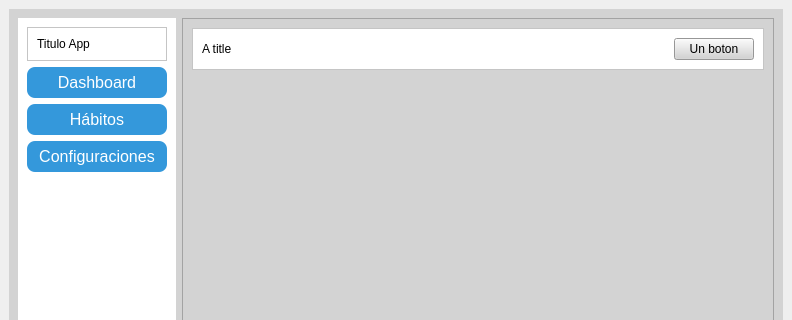
judajaavAlt/PI2, file infraestructure/ui/main_view.ui: the form before one commit; both pictures show x 0 to 792 and y 0 to 320 of the 792 by 584 pixel window.
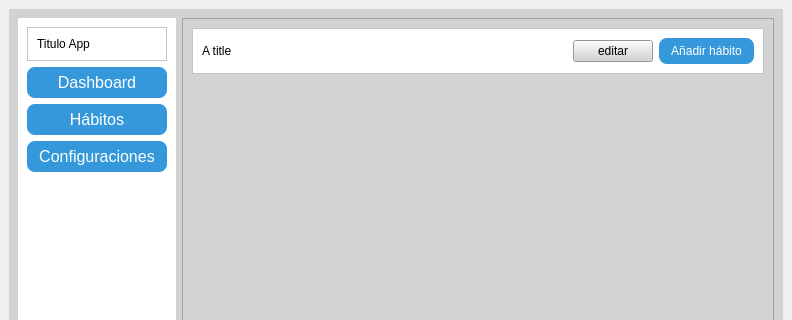
The form after the commit.

Commit message: pages habit detail and habit form created

Diff of the .ui file:
```diff
--- a/infraestructure/ui/main_view.ui
+++ b/infraestructure/ui/main_view.ui
@@ -207,10 +207,32 @@
                </property>
               </spacer>
              </item>
+             <item>
+              <widget class="QPushButton" name="edit_button">
+               <property name="text">
+                <string>editar</string>
+               </property>
+              </widget>
+             </item>
              <item>
               <widget class="QPushButton" name="btn_header_content">
+               <property name="styleSheet">
+                <string notr="true">QPushButton {
+    background-color: #3498db;
+    color: white;
+    font-size: 12px;
+    border-radius: 8px;
+    padding: 6px 12px;
+}
+QPushButton:hover {
+    background-color: #2980b9;
+}
+QPushButton:pressed {
+    background-color: #1f618d;
+}</string>
+               </property>
                <property name="text">
-                <string>Un boton</string>
+                <string>Añadir hábito</string>
                </property>
               </widget>
              </item>
```
The commit also changes 5 other files.
